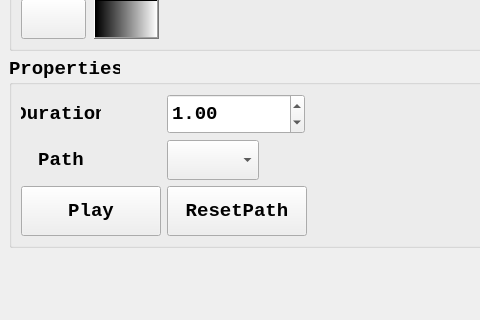
The window that mainwindow.ui (BIGCATDOG/AnimationPreviewer) describes before a commit, drawn with Qt 5; both pictures show x 0 to 480 and y 217 to 537 of the 1164 by 904 pixel window.
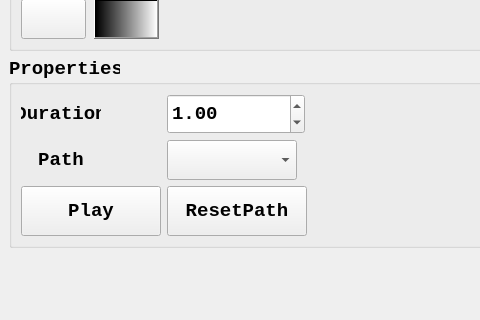
The same window after the commit. Custom widgets are drawn as their Qt base class.

What changed in the file:
```diff
--- a/mainwindow.ui
+++ b/mainwindow.ui
@@ -266,7 +266,7 @@
                </property>
                <property name="minimumSize">
                 <size>
-                 <width>80</width>
+                 <width>130</width>
                  <height>40</height>
                 </size>
                </property>
```
